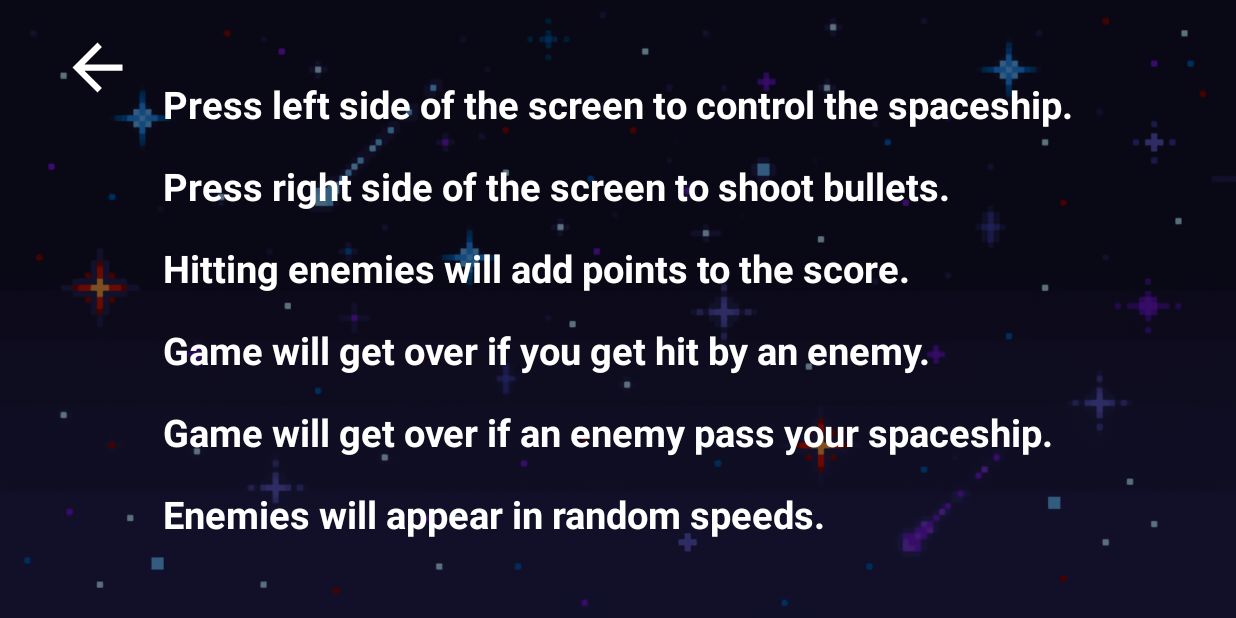
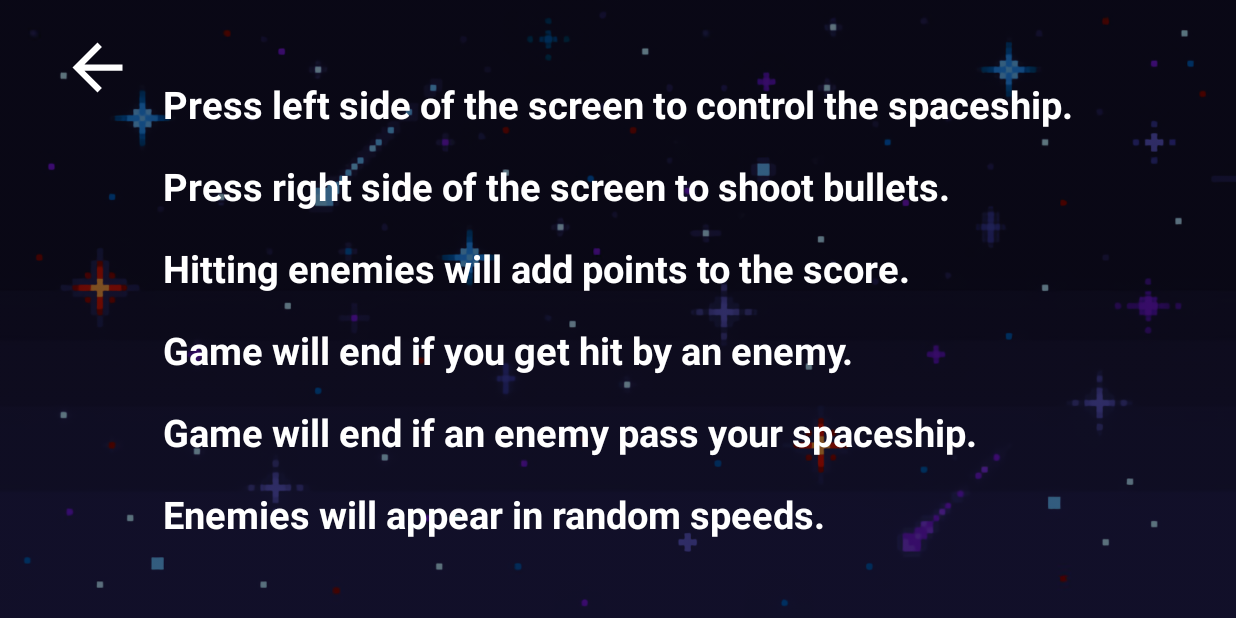
Before and after one commit to IT22305282/MAD_EXAM_3, an Android app: the Instructions screen opened directly, with no data from a screen before it, on a phone screen of 824 x 412 dp (held sideways). Run offline under Robolectric (Android 15) with nearby library versions, the phone set to English and light mode, and no system bars.

Commit message:
Update activity_instructions.xml

```diff
--- a/app/src/main/res/layout/activity_instructions.xml
+++ b/app/src/main/res/layout/activity_instructions.xml
@@ -67,7 +67,7 @@
         <TextView
             android:layout_width="wrap_content"
             android:layout_height="wrap_content"
-            android:text="Game will get over if you get hit by an enemy."
+            android:text="Game will end if you get hit by an enemy."
             android:textSize="25sp"
             android:textColor="@color/white"
             android:layout_margin="10dp"
@@ -76,7 +76,7 @@
         <TextView
             android:layout_width="wrap_content"
             android:layout_height="wrap_content"
-            android:text="Game will get over if an enemy pass your spaceship."
+            android:text="Game will end if an enemy pass your spaceship."
             android:textSize="25sp"
             android:textColor="@color/white"
             android:layout_margin="10dp"
```
